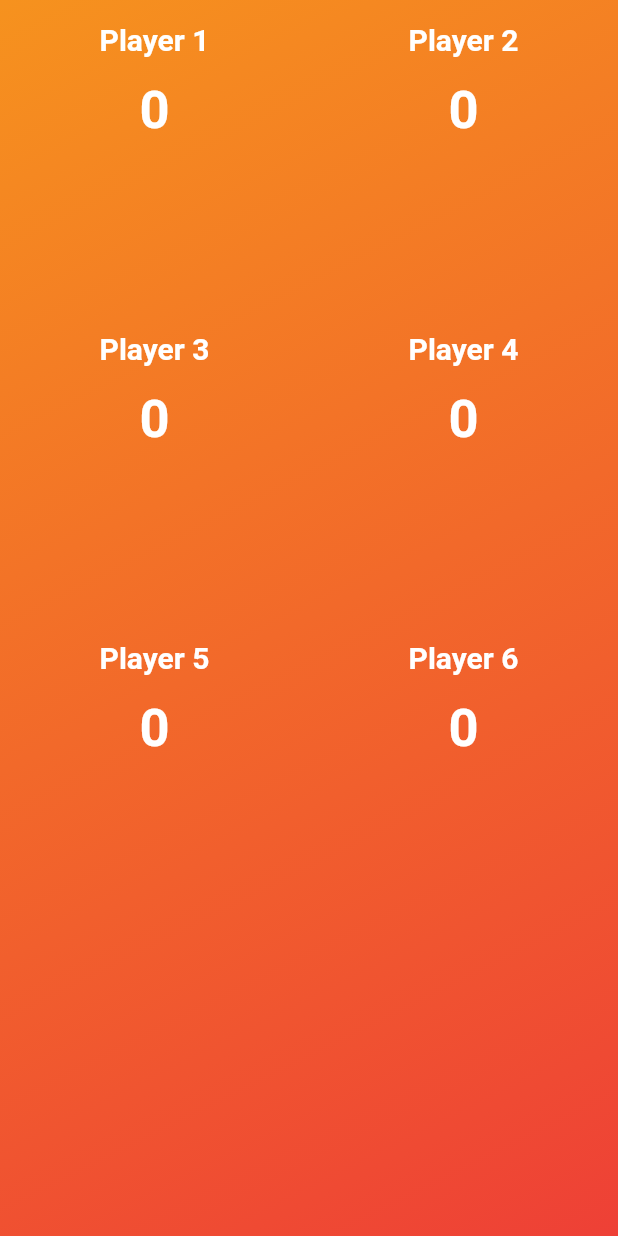
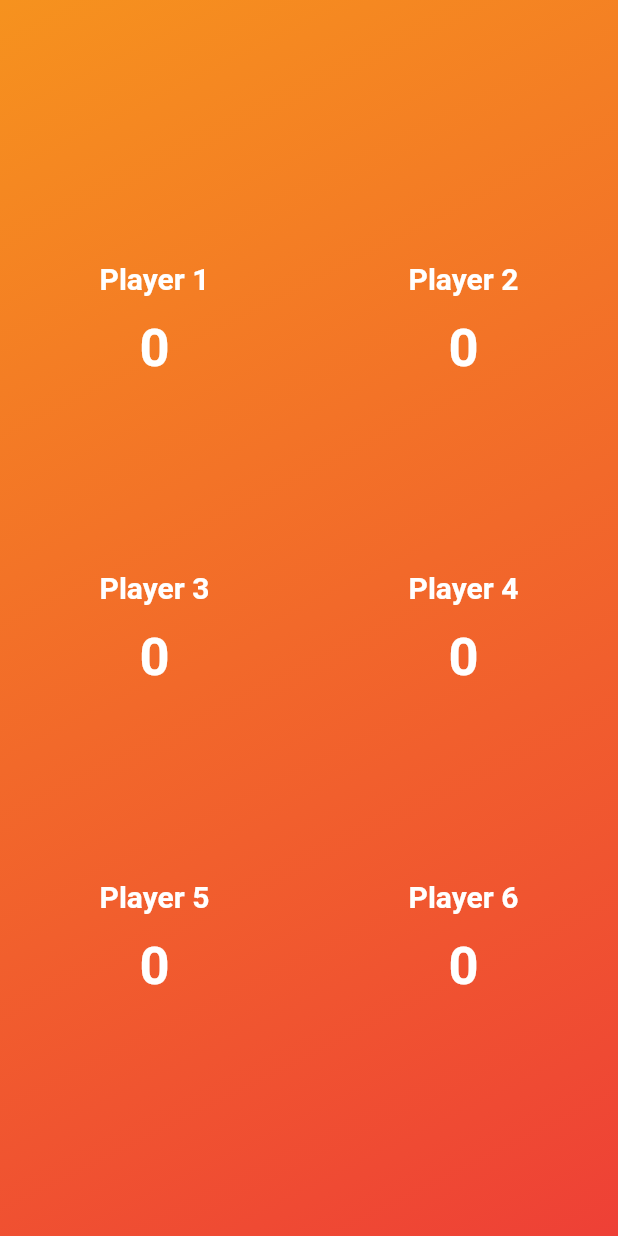
Before and after one commit to chrisqlam/dice_roller, a Flutter app: the screen it shows after launch, swiped to page 2, on a phone screen of 412 x 824 dp. Run offline on Flutter 3.47's test engine with Material 2 defaults, Android fonts, the phone set to English and light mode, and no system bars; our stand-ins replace flutter_speed_dial.

Commit message:
Commander damage grid centered

```diff
--- a/lib/screens/commander_damage.dart
+++ b/lib/screens/commander_damage.dart
@@ -21,8 +21,9 @@ class CommanderDamageState extends State<CommanderDamage> {
           crossAxisAlignment: CrossAxisAlignment.center,
           mainAxisAlignment: MainAxisAlignment.center,
           children: <Widget>[
-            Expanded(
-              child: Container(
+            Container(
+              height: MediaQuery.of(context).size.height,
+              alignment: Alignment.center,
               decoration: BoxDecoration(
                 gradient: LinearGradient(
                   begin: Alignment.topLeft,
@@ -31,15 +32,12 @@ class CommanderDamageState extends State<CommanderDamage> {
                 ),
               ),
               child: GridView.builder(
-
                 gridDelegate: SliverGridDelegateWithFixedCrossAxisCount(
                     crossAxisCount: 2),
                 itemCount: damage.length,
+                shrinkWrap: true,
                 itemBuilder: (BuildContext context, index) {
-                    return Column(
-                      children: <Widget>[
-                        Expanded(
-                          child: InkWell(
+                  return InkWell(
                     onTap: () {
                       setState(() {
                         damage[index]++;
@@ -50,7 +48,9 @@ class CommanderDamageState extends State<CommanderDamage> {
                         damage[index] = 0;
                       });
                     },
+                    child: Container(
                       child: Column(
+                        mainAxisAlignment: MainAxisAlignment.center,
                         children: <Widget>[
                           Padding(
                             padding: const EdgeInsets.all(15),
@@ -72,11 +72,8 @@ class CommanderDamageState extends State<CommanderDamage> {
                         ],
                       ),
                     ),
-                        ),
-                      ],
                   );
                 },
-                ),
               ),
             ),
           ],
```
Lines whose indentation alone changed are shown as unchanged.
